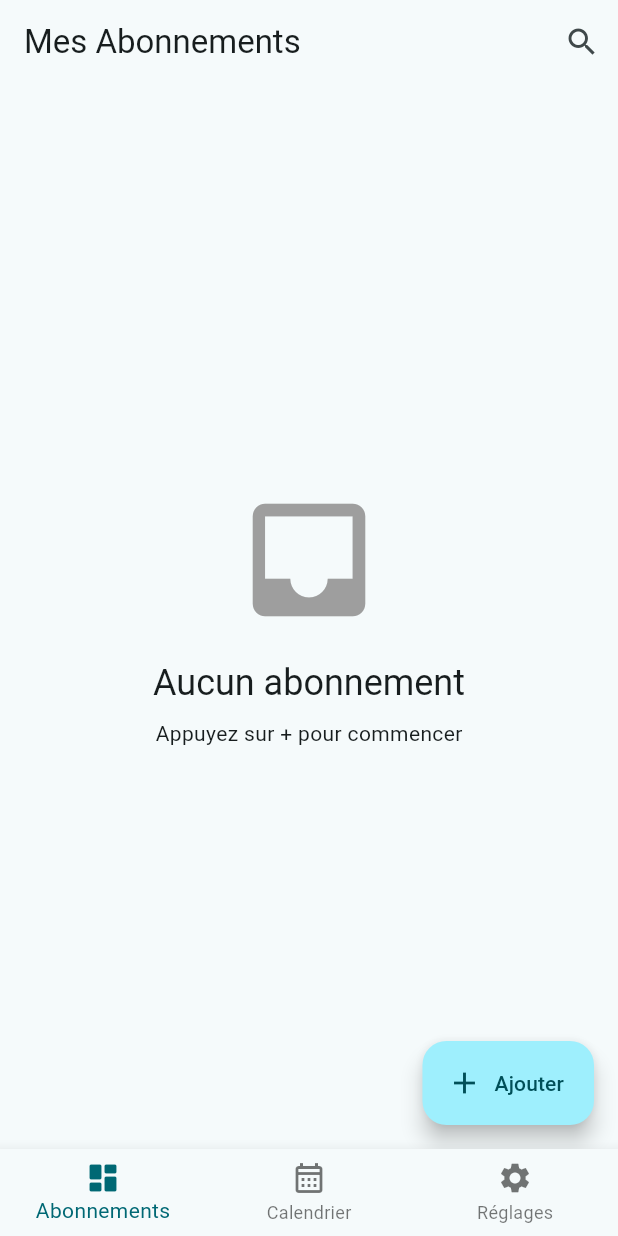
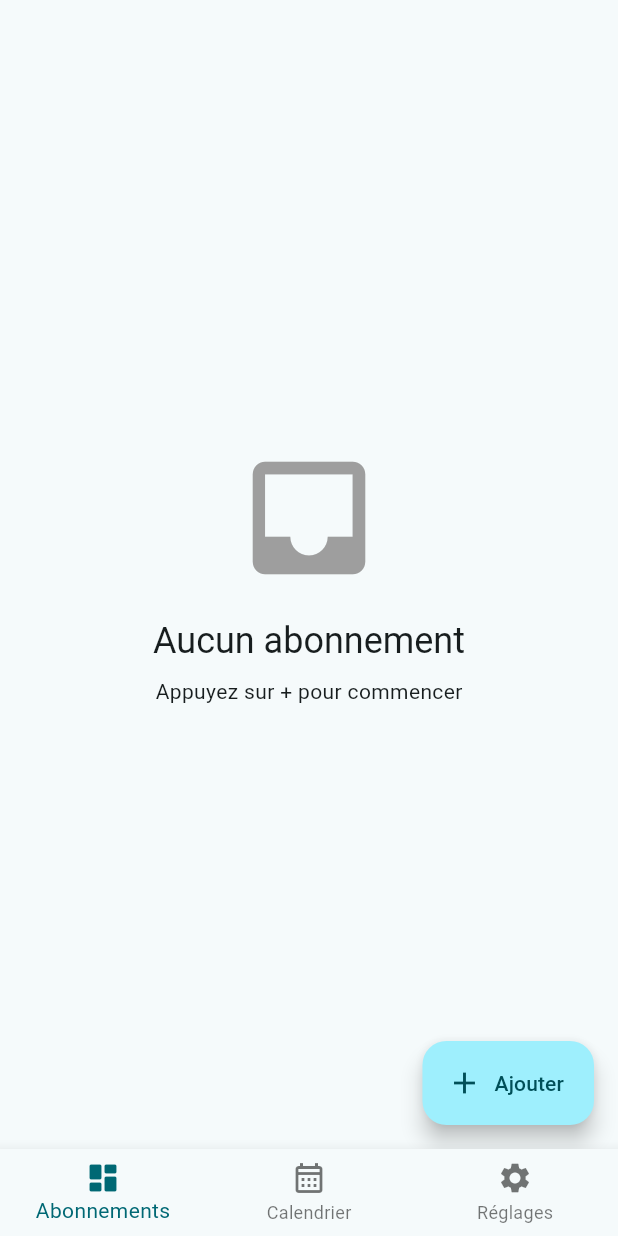
Before and after one commit to innocentk33/essika, a Flutter app: the screen it shows after launch, on a phone screen of 412 x 824 dp. Run offline on Flutter 3.47's test engine with Material 3 defaults, Android fonts, the phone set to English and light mode, and no system bars; our stand-ins replace isar_community, table_calendar; accounts and stored records are empty; generated files the repository leaves out were written again.

Commit message:
Refactor calendar and home screens: remove unused calendar format handling, simplify loading indicators, and clean up UI components

```diff
--- a/lib/screens/calendar/widgets/calendar_widget.dart
+++ b/lib/screens/calendar/widgets/calendar_widget.dart
@@ -10,7 +10,6 @@ class CalendarWidget extends StatefulWidget {
   final CalendarFormat calendarFormat;
   final Map<DateTime, List<RenewalEvent>> renewalsByMonth;
   final Function(DateTime selectedDay, DateTime focusedDay) onDaySelected;
-  final Function(CalendarFormat format) onFormatChanged;
   final Function(DateTime focusedDay) onPageChanged;
 
   const CalendarWidget({
@@ -20,7 +19,6 @@ class CalendarWidget extends StatefulWidget {
     required this.calendarFormat,
     required this.renewalsByMonth,
     required this.onDaySelected,
-    required this.onFormatChanged,
     required this.onPageChanged,
   });
 
@@ -38,7 +36,6 @@ class _CalendarWidgetState extends State<CalendarWidget> {
       selectedDayPredicate: (day) => isSameDay(widget.selectedDay, day),
       calendarFormat: widget.calendarFormat,
       locale: 'fr_FR',
-
       calendarStyle: CalendarStyle(
         markersMaxCount: 1,
         markerDecoration: BoxDecoration(
@@ -56,7 +53,7 @@ class _CalendarWidgetState extends State<CalendarWidget> {
       ),
 
       headerStyle: HeaderStyle(
-        formatButtonVisible: true,
+        formatButtonVisible: false,
         titleCentered: true,
         formatButtonShowsNext: false,
         formatButtonDecoration: BoxDecoration(
@@ -69,7 +66,6 @@ class _CalendarWidgetState extends State<CalendarWidget> {
       ),
 
       onDaySelected: widget.onDaySelected,
-      onFormatChanged: widget.onFormatChanged,
       onPageChanged: widget.onPageChanged,
 
       calendarBuilders: CalendarBuilders(
--- a/lib/screens/home/home_screen.dart
+++ b/lib/screens/home/home_screen.dart
@@ -9,17 +9,6 @@ class HomeScreen extends StatelessWidget {
   @override
   Widget build(BuildContext context) {
     return Scaffold(
-      appBar: AppBar(
-        title: Text('Mes Abonnements'),
-        actions: [
-          IconButton(
-            icon: Icon(Icons.search),
-            onPressed: () {
-              // Implémentation recherche
-            },
-          ),
-        ],
-      ),
       body: Consumer<SubscriptionProvider>(
         builder: (context, provider, _) {
           if (provider.isLoading) {
```
Also changed, not shown: lib/screens/calendar/calendar_screen.dart (+3 -15 lines).
